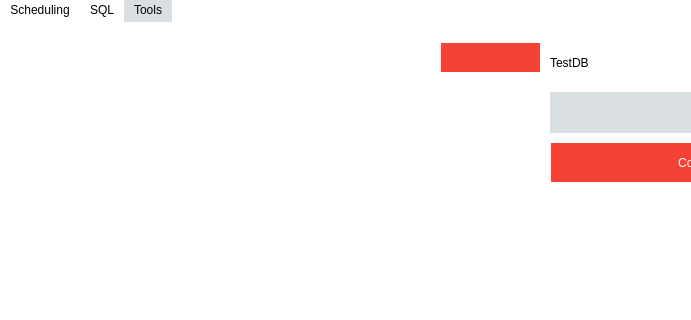
Old version of the form reporter.ui in the repository Davebudil/reporter; both pictures show x 0 to 691 and y 0 to 320 of the 866 by 602 pixel window.
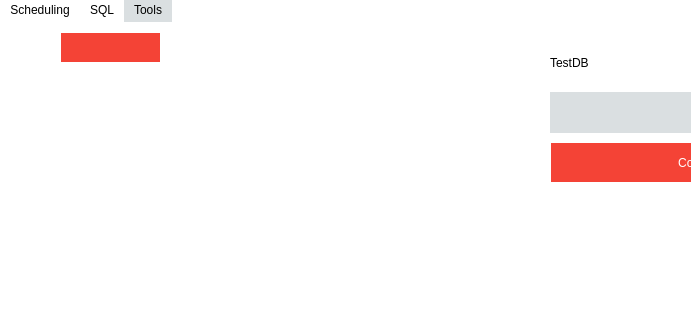
New version of the form. The open tabs and pages were chosen to show the change. Icons and pictures are not drawn.

Diff of the .ui file:
```diff
--- a/reporter.ui
+++ b/reporter.ui
@@ -3077,8 +3077,8 @@
      <widget class="QLabel" name="colorLabel">
       <property name="geometry">
        <rect>
-        <x>390</x>
-        <y>20</y>
+        <x>10</x>
+        <y>10</y>
         <width>41</width>
         <height>31</height>
        </rect>
@@ -3090,8 +3090,8 @@
      <widget class="QToolButton" name="pauseResumeButton">
       <property name="geometry">
        <rect>
-        <x>440</x>
-        <y>20</y>
+        <x>60</x>
+        <y>10</y>
         <width>101</width>
         <height>31</height>
        </rect>
```
Left out of the diff: 27 changed lines with no effect on the pictures.
